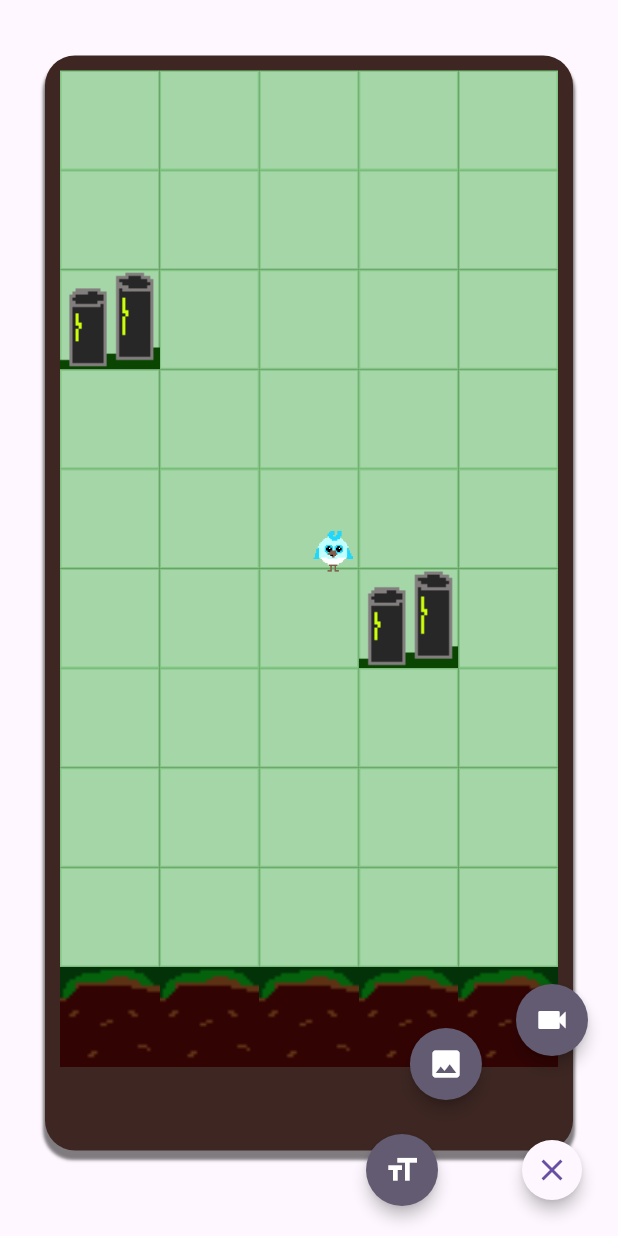
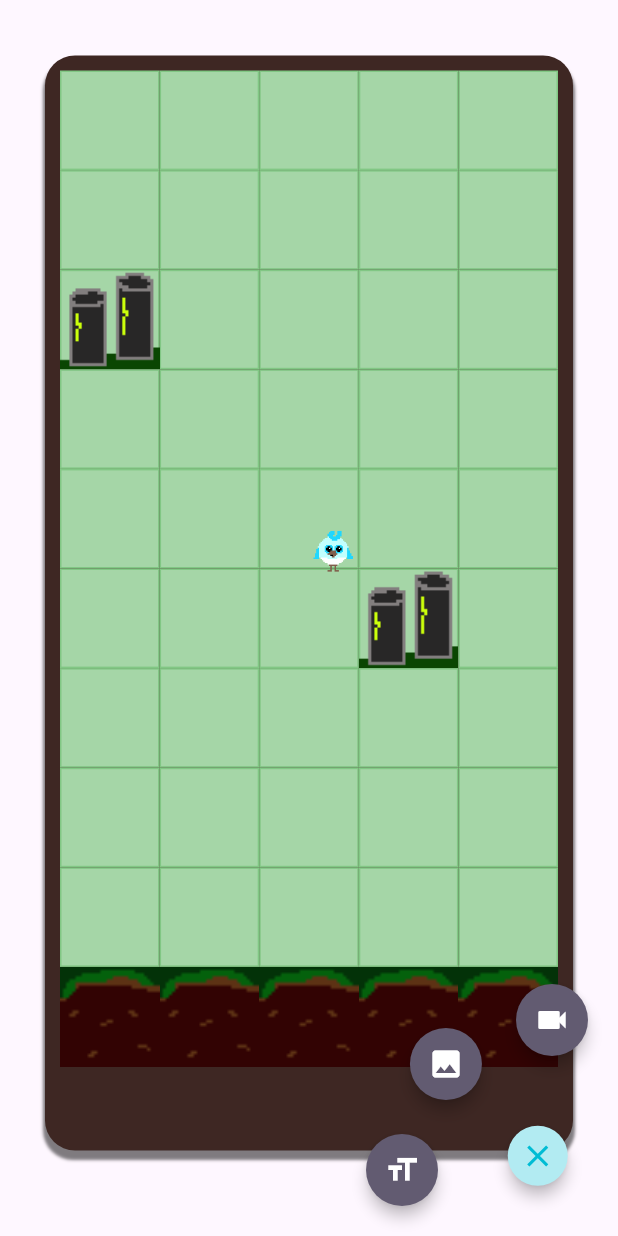
Before and after one commit to timsedev/ecotown, a Flutter app: the screen it shows after launch, on a phone screen of 412 x 824 dp. Run offline on Flutter 3.47's test engine with Material 3 defaults, Android fonts, the phone set to English and light mode, and no system bars; drawn by our look-alikes of animated_background; our stand-ins replace google_fonts, stacked, stacked_services, stacked_shared.

Commit message:
Redesign the fab

```diff
--- a/lib/ui/views/widgets/floating_action_building.dart
+++ b/lib/ui/views/widgets/floating_action_building.dart
@@ -89,11 +89,14 @@ class _CustomFloatingActionButtonState extends State<CustomFloatingActionButton>
   }
 
   Widget _buildTapToCloseFab() {
-    return SizedBox(
-      width: 56,
-      height: 56,
+    return Opacity(
+      opacity: _open ? 1.0 : 0.0,
+      child: SizedBox(
+        width: 75,
+        height: 75,
         child: Center(
           child: Material(
+            color: Colors.cyan[100],
             shape: const CircleBorder(),
             clipBehavior: Clip.antiAlias,
             elevation: 4,
@@ -103,7 +106,8 @@ class _CustomFloatingActionButtonState extends State<CustomFloatingActionButton>
                 padding: const EdgeInsets.all(8),
                 child: Icon(
                   Icons.close,
-                color: Theme.of(context).primaryColor,
+                  color: Colors.cyan[500],
+                ),
               ),
             ),
           ),
@@ -128,9 +132,13 @@ class _CustomFloatingActionButtonState extends State<CustomFloatingActionButton>
           opacity: _open ? 0.0 : 1.0,
           curve: const Interval(0.25, 1.0, curve: Curves.easeInOut),
           duration: const Duration(milliseconds: 250),
-          child: FloatingActionButton(
-            onPressed: _toggle,
-            child: const Icon(Icons.create),
+          child: GestureDetector(
+            onTap: _toggle,
+            child: SizedBox(
+              height: 75,
+              width: 75,
+              child: Image.asset('assets/images/bird_idle.png'),
+            ),
           ),
         ),
       ),
```
Lines whose indentation alone changed are shown as unchanged.
